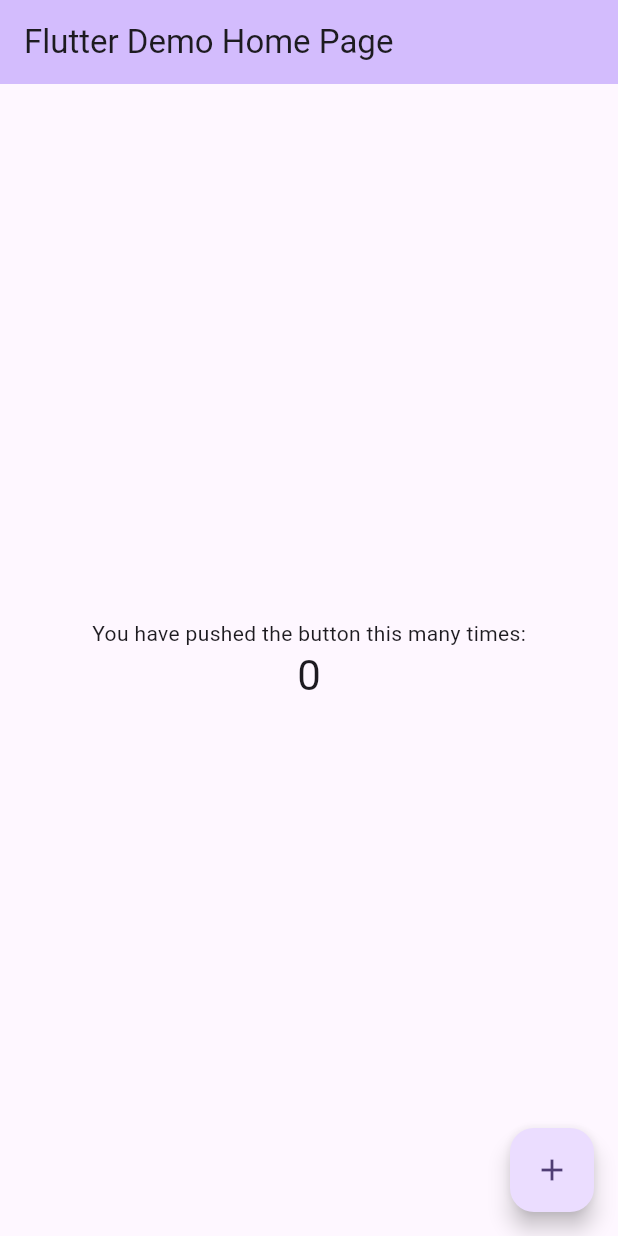
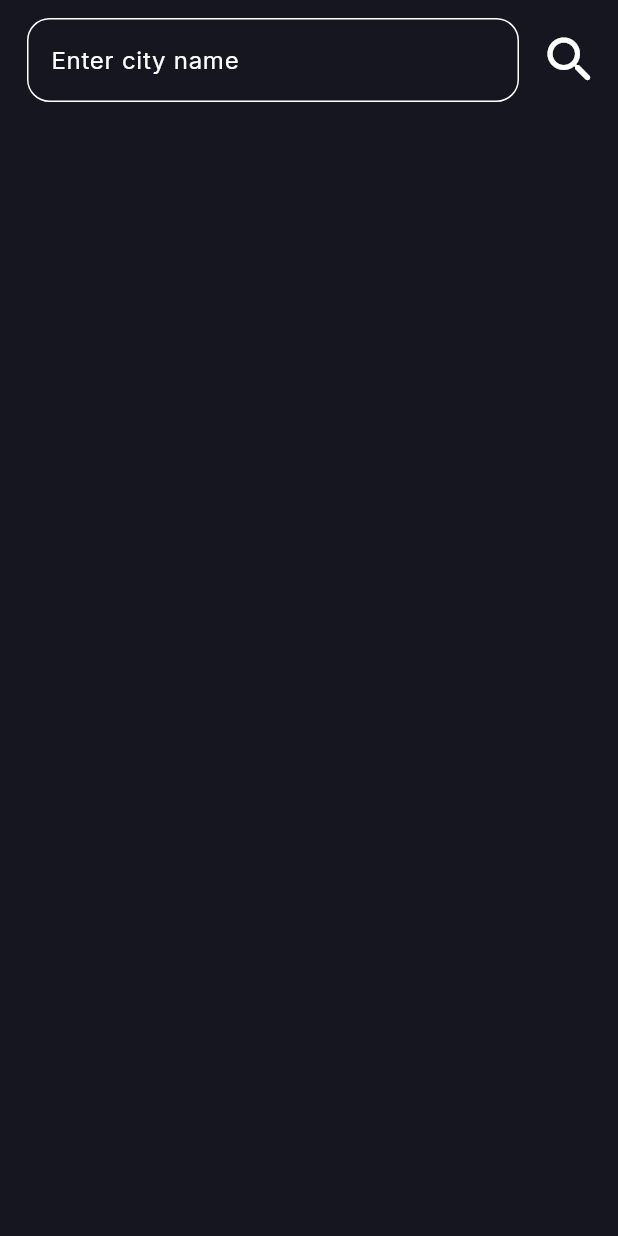
Before and after one commit to jakansha2001/weather_application, a Flutter app: the screen it shows after launch, on a phone screen of 412 x 824 dp. Run offline on Flutter 3.47's test engine with Material 3 defaults, Android fonts, the phone set to English and light mode, and no system bars; our stand-ins replace flutter_dotenv, get, google_fonts.

Commit message:
chore: add basic UI and integrate open weather map api

```diff
--- /dev/null
+++ b/lib/controller/home_controller.dart
@@ -0,0 +1,33 @@
+import 'package:flutter/material.dart';
+import 'package:get/get.dart';
+import 'package:weather_application/services/api_service.dart';
+import 'package:weather_application/model/weather_data.dart';
+
+class HomeController extends GetxController {
+  TextEditingController searchController = TextEditingController();
+
+  var isLoading = false.obs;
+  var weatherData = Rxn<WeatherData>();
+  var errorMessage = ''.obs;
+
+  Future<void> fetchWeather(String city) async {
+    isLoading.value = true;
+    errorMessage.value = '';
+    weatherData.value = null;
+
+    try {
+      var data = await ApiService().fetchWeather(city);
+      weatherData.value = data;
+    } catch (e) {
+      errorMessage.value = 'City not found!';
+    }
+
+    isLoading.value = false;
+  }
+
+  @override
+  void onClose() {
+    searchController.dispose();
+    super.onClose();
+  }
+}
--- a/lib/main.dart
+++ b/lib/main.dart
@@ -1,125 +1,30 @@
 import 'package:flutter/material.dart';
+import 'package:flutter_dotenv/flutter_dotenv.dart';
+import 'package:get/get.dart';
+import 'package:google_fonts/google_fonts.dart';
+import 'package:weather_application/controller/home_controller.dart';
+import 'package:weather_application/screens/home_screen.dart';
 
-void main() {
+void main() async {
+  await dotenv.load();
   runApp(const MyApp());
 }
 
 class MyApp extends StatelessWidget {
   const MyApp({super.key});
 
-  // This widget is the root of your application.
   @override
   Widget build(BuildContext context) {
-    return MaterialApp(
-      title: 'Flutter Demo',
-      theme: ThemeData(
-        // This is the theme of your application.
-        //
-        // TRY THIS: Try running your application with "flutter run". You'll see
-        // the application has a purple toolbar. Then, without quitting the app,
-        // try changing the seedColor in the colorScheme below to Colors.green
-        // and then invoke "hot reload" (save your changes or press the "hot
-        // reload" button in a Flutter-supported IDE, or press "r" if you used
-        // the command line to start the app).
-        //
-        // Notice that the counter didn't reset back to zero; the application
-        // state is not lost during the reload. To reset the state, use hot
-        // restart instead.
-        //
-        // This works for code too, not just values: Most code changes can be
-        // tested with just a hot reload.
-        colorScheme: ColorScheme.fromSeed(seedColor: Colors.deepPurple),
-        useMaterial3: true,
+    return GetMaterialApp(
+      theme: ThemeData.light().copyWith(
+        scaffoldBackgroundColor: const Color(0xff161621),
+        textTheme: GoogleFonts.interTextTheme(Theme.of(context).textTheme),
       ),
-      home: const MyHomePage(title: 'Flutter Demo Home Page'),
+      debugShowCheckedModeBanner: false,
+      home: HomeScreen(),
+      initialBinding: BindingsBuilder(() {
+        Get.put(HomeController());
+      }),
     );
   }
 }
-
-class MyHomePage extends StatefulWidget {
-  const MyHomePage({super.key, required this.title});
-
-  // This widget is the home page of your application. It is stateful, meaning
-  // that it has a State object (defined below) that contains fields that affect
-  // how it looks.
-
-  // This class is the configuration for the state. It holds the values (in this
-  // case the title) provided by the parent (in this case the App widget) and
-  // used by the build method of the State. Fields in a Widget subclass are
-  // always marked "final".
-
-  final String title;
-
-  @override
-  State<MyHomePage> createState() => _MyHomePageState();
-}
-
-class _MyHomePageState extends State<MyHomePage> {
-  int _counter = 0;
-
-  void _incrementCounter() {
-    setState(() {
-      // This call to setState tells the Flutter framework that something has
-      // changed in this State, which causes it to rerun the build method below
-      // so that the display can reflect the updated values. If we changed
-      // _counter without calling setState(), then the build method would not be
-      // called again, and so nothing would appear to happen.
-      _counter++;
-    });
-  }
-
-  @override
-  Widget build(BuildContext context) {
-    // This method is rerun every time setState is called, for instance as done
-    // by the _incrementCounter method above.
-    //
-    // The Flutter framework has been optimized to make rerunning build methods
-    // fast, so that you can just rebuild anything that needs updating rather
-    // than having to individually change instances of widgets.
-    return Scaffold(
-      appBar: AppBar(
-        // TRY THIS: Try changing the color here to a specific color (to
-        // Colors.amber, perhaps?) and trigger a hot reload to see the AppBar
-        // change color while the other colors stay the same.
-        backgroundColor: Theme.of(context).colorScheme.inversePrimary,
-        // Here we take the value from the MyHomePage object that was created by
-        // the App.build method, and use it to set our appbar title.
-        title: Text(widget.title),
-      ),
-      body: Center(
-        // Center is a layout widget. It takes a single child and positions it
-        // in the middle of the parent.
-        child: Column(
-          // Column is also a layout widget. It takes a list of children and
-          // arranges them vertically. By default, it sizes itself to fit its
-          // children horizontally, and tries to be as tall as its parent.
-          //
-          // Column has various properties to control how it sizes itself and
-          // how it positions its children. Here we use mainAxisAlignment to
-          // center the children vertically; the main axis here is the vertical
-          // axis because Columns are vertical (the cross axis would be
-          // horizontal).
-          //
-          // TRY THIS: Invoke "debug painting" (choose the "Toggle Debug Paint"
-          // action in the IDE, or press "p" in the console), to see the
-          // wireframe for each widget.
-          mainAxisAlignment: MainAxisAlignment.center,
-          children: <Widget>[
-            const Text(
-              'You have pushed the button this many times:',
-            ),
-            Text(
-              '$_counter',
-              style: Theme.of(context).textTheme.headlineMedium,
-            ),
-          ],
-        ),
-      ),
-      floatingActionButton: FloatingActionButton(
-        onPressed: _incrementCounter,
-        tooltip: 'Increment',
-        child: const Icon(Icons.add),
-      ), // This trailing comma makes auto-formatting nicer for build methods.
-    );
-  }
-}
--- /dev/null
+++ b/lib/model/weather_data.dart
@@ -0,0 +1,71 @@
+class WeatherData {
+  final double temperature;
+  final double feelsLike;
+  final double tempMin;
+  final double tempMax;
+  final int pressure;
+  final int humidity;
+  final String description;
+  final String icon;
+  final double windSpeed;
+  final String cityName;
+  final int cloudiness;
+  final String country;
+  final int sunrise;
+  final int sunset;
+
+  WeatherData({
+    required this.temperature,
+    required this.feelsLike,
+    required this.tempMin,
+    required this.tempMax,
+    required this.pressure,
+    required this.humidity,
+    required this.description,
+    required this.icon,
+    required this.windSpeed,
+    required this.cityName,
+    required this.cloudiness,
+    required this.country,
+    required this.sunrise,
+    required this.sunset,
+  });
+
+  factory WeatherData.fromJson(Map<String, dynamic> json) {
+    return WeatherData(
+      temperature: json['main']['temp'],
+      feelsLike: json['main']['feels_like'],
+      tempMin: json['main']['temp_min'],
+      tempMax: json['main']['temp_max'],
+      pressure: json['main']['pressure'],
+      humidity: json['main']['humidity'],
+      description: json['weather'][0]['description'],
+      icon: json['weather'][0]['icon'],
+      windSpeed: json['wind']['speed'],
+      cityName: json['name'],
+      cloudiness: json['clouds']['all'],
+      country: json['sys']['country'],
+      sunrise: json['sys']['sunrise'],
+      sunset: json['sys']['sunset'],
+    );
+  }
+
+  Map<String, dynamic> toJson() {
+    return {
+      'temperature': temperature,
+      'feelsLike': feelsLike,
+      'tempMin': tempMin,
+      'tempMax': tempMax,
+      'pressure': pressure,
+      'humidity': humidity,
+      'description': description,
+      'icon': icon,
+      'windSpeed': windSpeed,
+      'cityName': cityName,
+      'cloudiness': cloudiness,
+      'country': country,
+      'sunrise': sunrise,
+      'sunset': sunset,
+    };
+  }
+}
--- /dev/null
+++ b/lib/screens/home_screen.dart
@@ -0,0 +1,115 @@
+import 'package:flutter/material.dart';
+import 'package:get/get.dart';
+import 'package:google_fonts/google_fonts.dart';
+import 'package:weather_application/controller/home_controller.dart';
+
+class HomeScreen extends StatelessWidget {
+  final HomeController homeController = Get.put(HomeController());
+
+  HomeScreen({super.key});
+
+  @override
+  Widget build(BuildContext context) {
+    return SafeArea(
+      child: Scaffold(
+        backgroundColor: const Color(0xff161621),
+        body: SingleChildScrollView(
+            child: Padding(
+          padding: const EdgeInsets.symmetric(horizontal: 8.0),
+          child: Column(
+            children: [
+              Row(
+                children: [
+                  Expanded(
+                    child: TextField(
+                      style: const TextStyle(color: Colors.white),
+                      controller: homeController.searchController,
+                      decoration: const InputDecoration(
+                        hintText: 'Enter city name',
+                        hintStyle: TextStyle(color: Colors.white),
+                        enabledBorder: OutlineInputBorder(
+                          borderRadius: BorderRadius.all(Radius.circular(15)),
+                          borderSide: BorderSide(color: Colors.white),
+                        ),
+                        focusedBorder: OutlineInputBorder(
+                          borderRadius: BorderRadius.all(Radius.circular(15)),
+                          borderSide: BorderSide(color: Colors.white),
+                        ),
+                      ),
+                    ).paddingOnly(left: 10),
+                  ),
+                  const SizedBox(width: 10),
+                  IconButton(
+                    padding: const EdgeInsets.all(0),
+                    alignment: Alignment.center,
+                    icon: const Icon(
+                      color: Colors.white,
+                      Icons.search_rounded,
+                      size: 40,
+                    ),
+                    onPressed: () {
+                      if (homeController.searchController.text.isNotEmpty) {
+                        homeController.fetchWeather(homeController.searchController.text);
+                      }
+                    },
+                  ),
+                ],
+              ).paddingOnly(top: 12),
+              const SizedBox(height: 45),
+              Obx(() {
+                final data = homeController.weatherData.value;
+                final isLoading = homeController.isLoading.value;
+
+                if (isLoading) {
+                  return const Center(child: CircularProgressIndicator());
+                }
+
+                if (data != null) {
+                  return Column(
+                    children: [
+                      Text(
+                        data.cityName,
+                        maxLines: 2,
+                        style:
+                            GoogleFonts.inter(color: Colors.white, fontSize: 18, fontWeight: FontWeight.bold),
+                      ),
+                      Text(
+                        '${data.temperature}°C',
+                        maxLines: 2,
+                        style: GoogleFonts.inter(color: Colors.white, fontSize: 78),
+                      ),
+                      Text(
+                        data.description,
+                        maxLines: 2,
+                        style: GoogleFonts.inter(color: Colors.white, fontSize: 18),
+                      ),
+                      const SizedBox(height: 25),
+                      Text('Wind Speed: ${data.windSpeed} m/s',
+                          maxLines: 2, style: GoogleFonts.inter(color: Colors.white, fontSize: 18)),
+                      Text('Humidity: ${data.humidity}%',
+                          maxLines: 2, style: GoogleFonts.inter(color: Colors.white, fontSize: 18)),
+                      SizedBox(
+                        width: 200,
+                        height: 200,
+                        child: Image.network(
+                          'https://openweathermap.org/img/wn/${data.icon}@2x.png',
+                          fit: BoxFit.contain,
+                        ),
+                      ),
+                    ],
+                  );
+                } else if (homeController.errorMessage.isNotEmpty) {
+                  return Center(
+                      child: Text(homeController.errorMessage.value,
+                          style: GoogleFonts.inter(color: Colors.white, fontSize: 18)));
+                }
+
+                return const SizedBox();
+              }),
+            ],
+          ),
+        )),
+      ),
+    );
+  }
+}
--- /dev/null
+++ b/lib/services/api_service.dart
@@ -0,0 +1,24 @@
+import 'dart:convert';
+import 'package:flutter_dotenv/flutter_dotenv.dart';
+import 'package:http/http.dart' as http;
+import 'package:weather_application/model/weather_data.dart';
+
+class ApiService {
+  final String baseUrl = 'https://api.openweathermap.org/data/2.5/weather';
+
+  Future<WeatherData> fetchWeather(String city) async {
+    final apiKey = dotenv.env['API_KEY'];
+    if (apiKey == null) {
+      throw Exception('API key is missing.');
+    }
+
+    final response = await http.get(Uri.parse('$baseUrl?q=$city&appid=$apiKey&units=metric'));
+
+    if (response.statusCode == 200) {
+      final jsonData = json.decode(response.body);
+      return WeatherData.fromJson(jsonData);
+    } else {
+      throw Exception('Failed to load weather data');
+    }
+  }
+}
```
Also changed, not shown: pubspec.yaml (+10 -47 lines), pubspec.lock, 8 other files.
